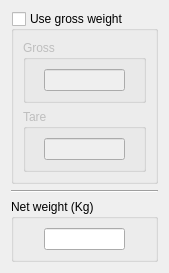
Above: main_program/gui_interface_designs/weight_widget_design.ui from yimenhfeifei/josm-invoice before the change. Below: the same form after it.
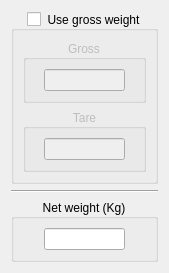
That is the form after the change. Custom widgets are drawn as their Qt base class.

```diff
--- a/main_program/gui_interface_designs/weight_widget_design.ui
+++ b/main_program/gui_interface_designs/weight_widget_design.ui
@@ -28,6 +28,9 @@
      <property name="title">
       <string>Use gross weight</string>
      </property>
+     <property name="alignment">
+      <set>Qt::AlignCenter</set>
+     </property>
      <property name="checkable">
       <bool>true</bool>
      </property>
@@ -49,6 +52,9 @@
         <property name="title">
          <string>Gross</string>
         </property>
+        <property name="alignment">
+         <set>Qt::AlignCenter</set>
+        </property>
         <property name="checkable">
          <bool>false</bool>
         </property>
@@ -92,6 +98,9 @@
         <property name="title">
          <string>Tare</string>
         </property>
+        <property name="alignment">
+         <set>Qt::AlignCenter</set>
+        </property>
         <property name="checkable">
          <bool>false</bool>
         </property>
@@ -145,6 +154,9 @@
      <property name="title">
       <string>Net weight (Kg)</string>
      </property>
+     <property name="alignment">
+      <set>Qt::AlignCenter</set>
+     </property>
      <layout class="QHBoxLayout" name="horizontalLayout">
       <item>
        <widget class="ValidatingLineEdit" name="netEdit">
```
Left out of the diff: 18 changed lines with no effect on the pictures.
